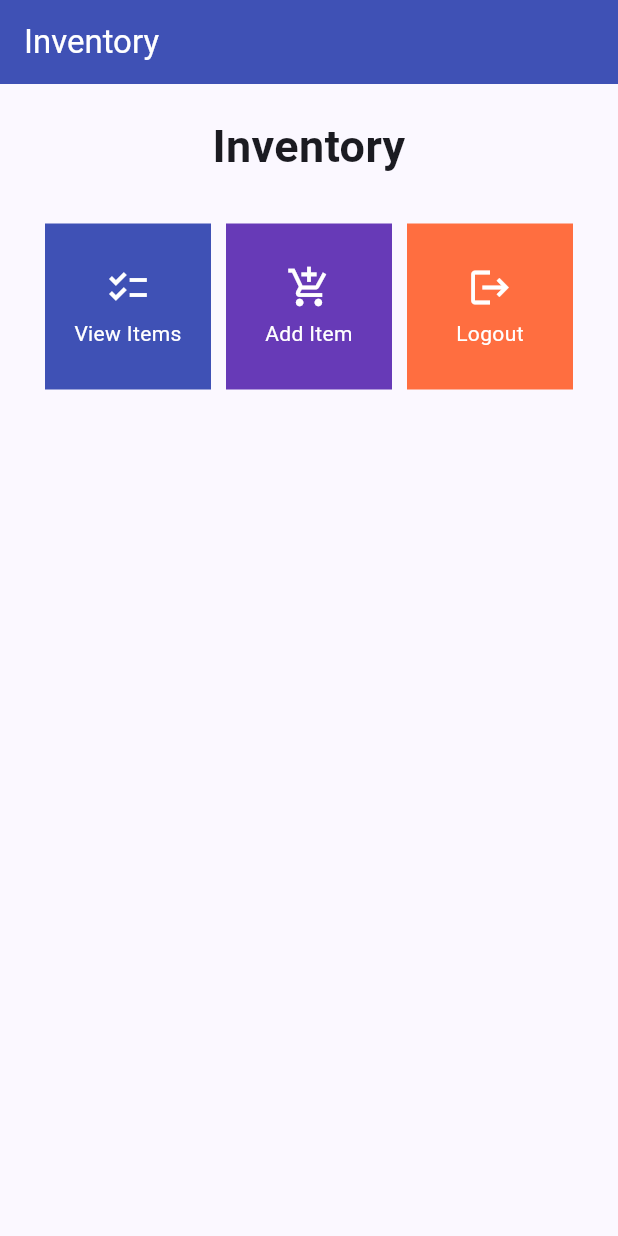
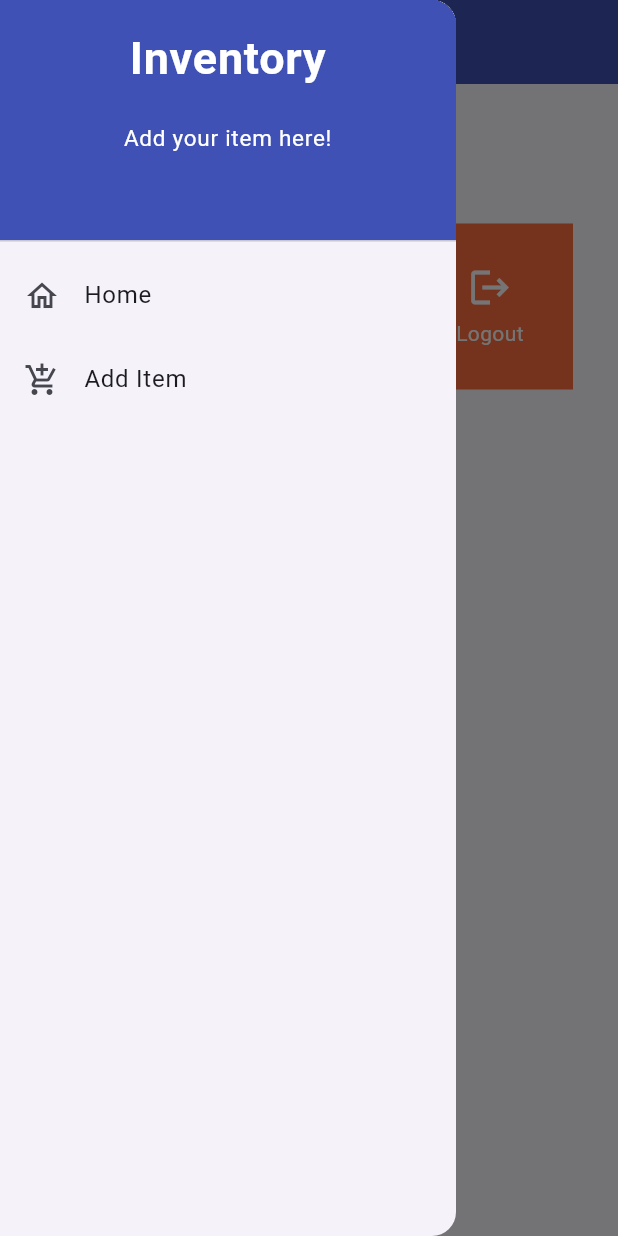
Before and after one commit to HezBoomin/inventory-mobile, a Flutter app: the screen it shows after launch, with the side drawer open (before the commit the screen has no drawer), on a phone screen of 412 x 824 dp. Run offline on Flutter 3.47's test engine with Material 2 defaults, Android fonts, the phone set to English and light mode, and no system bars.

Commit message:
Completed Assignment 8

```diff
--- a/lib/main.dart
+++ b/lib/main.dart
@@ -1,5 +1,5 @@
 import 'package:flutter/material.dart';
-import 'package:inventory/menu.dart';
+import 'package:inventory/screens/menu.dart';
 
 void main() {
   runApp(const MyApp());
--- a/lib/menu.dart
+++ b/lib/screens/menu.dart
@@ -1,21 +1,15 @@
 import 'package:flutter/material.dart';
-
-class ShopItem {
-    final String name;
-    final IconData icon;
-    final Color cardColor;
-
-    ShopItem(this.name, this.icon, this.cardColor);
-}
+import 'package:inventory/widgets/left_drawer.dart';
+import 'package:inventory/widgets/item_card.dart';
 
 class MyHomePage extends StatelessWidget {
   MyHomePage({Key? key}) : super(key: key);
 
   final List<ShopItem> items = [
-      ShopItem("View Items", Icons.checklist ,Colors.indigo),
-      ShopItem("Add Item", Icons.add_shopping_cart,Colors.deepPurple),
-      ShopItem("Logout", Icons.logout, Colors.deepOrangeAccent),
-   ];
+    ShopItem("View Items", Icons.checklist, Colors.indigo),
+    ShopItem("Add Item", Icons.add_shopping_cart, Colors.deepPurple),
+    ShopItem("Logout", Icons.logout, Colors.deepOrangeAccent),
+  ];
   // This widget is the home page of your application. It is stateful, meaning
   // that it has a State object (defined below) that contains fields that affect
   // how it looks.
@@ -30,10 +24,12 @@ class MyHomePage extends StatelessWidget {
     return Scaffold(
       appBar: AppBar(
         title: const Text(
-          'Inventory', style: TextStyle(color:Colors.white),
+          'Inventory',
         ),
-
+        backgroundColor: Colors.indigo,
+        foregroundColor: Colors.white,
       ),
+      drawer: const LeftDrawer(),
       body: SingleChildScrollView(
         // Scrolling wrapper widget
         child: Padding(
@@ -74,48 +70,3 @@ class MyHomePage extends StatelessWidget {
     );
   }
 }
-
-class ShopCard extends StatelessWidget {
-    final ShopItem item;
-
-    const ShopCard(this.item, {super.key}); // Constructor
-
-    @override
-    Widget build(BuildContext context) {
-      return Material(
-        color: item.cardColor,
-        child: InkWell(
-          // Responsive touch area
-          onTap: () {
-            // Show a SnackBar when clicked
-            ScaffoldMessenger.of(context)
-              ..hideCurrentSnackBar()
-              ..showSnackBar(SnackBar(
-                  content: Text("You pressed the ${item.name} button!")));
-          },
-          child: Container(
-            // Container to hold Icon and Text
-            padding: const EdgeInsets.all(8),
-            child: Center(
-              child: Column(
-                mainAxisAlignment: MainAxisAlignment.center,
-                children: [
-                  Icon(
-                    item.icon,
-                    color: Colors.white,
-                    size: 30.0,
-                  ),
-                  const Padding(padding: EdgeInsets.all(3)),
-                  Text(
-                    item.name,
-                    textAlign: TextAlign.center,
-                    style: const TextStyle(color: Colors.white),
-                  ),
-                ],
-              ),
-            ),
-          ),
-        ),
-      );
-    }
-}
--- /dev/null
+++ b/lib/widgets/item_card.dart
@@ -0,0 +1,62 @@
+import 'package:flutter/material.dart';
+import 'package:inventory/screens/item_form.dart';
+
+class ShopItem {
+  final String name;
+  final IconData icon;
+  final Color cardColor;
+
+  ShopItem(this.name, this.icon, this.cardColor);
+}
+
+class ShopCard extends StatelessWidget {
+  final ShopItem item;
+
+  const ShopCard(this.item, {super.key}); // Constructor
+
+  @override
+  Widget build(BuildContext context) {
+    return Material(
+      color: item.cardColor,
+      child: InkWell(
+        // Responsive touch area
+        onTap: () {
+          // Show a SnackBar when clicked
+          ScaffoldMessenger.of(context)
+            ..hideCurrentSnackBar()
+            ..showSnackBar(SnackBar(
+                content: Text("You pressed the ${item.name} button!")));
+          if (item.name == "Add Item") {
+            Navigator.push(
+                context,
+                MaterialPageRoute(
+                  builder: (context) => const ShopFormPage(),
+                ));
+          }
+        },
+        child: Container(
+          // Container to hold Icon and Text
+          padding: const EdgeInsets.all(8),
+          child: Center(
+            child: Column(
+              mainAxisAlignment: MainAxisAlignment.center,
+              children: [
+                Icon(
+                  item.icon,
+                  color: Colors.white,
+                  size: 30.0,
+                ),
+                const Padding(padding: EdgeInsets.all(3)),
+                Text(
+                  item.name,
+                  textAlign: TextAlign.center,
+                  style: const TextStyle(color: Colors.white),
+                ),
+              ],
+            ),
+          ),
+        ),
+      ),
+    );
+  }
+}
--- /dev/null
+++ b/lib/widgets/left_drawer.dart
@@ -0,0 +1,69 @@
+import 'package:flutter/material.dart';
+import 'package:inventory/screens/menu.dart';
+import 'package:inventory/screens/item_form.dart';
+
+class LeftDrawer extends StatelessWidget {
+  const LeftDrawer({super.key});
+
+  @override
+  Widget build(BuildContext context) {
+    return Drawer(
+      child: ListView(
+        children: [
+          const DrawerHeader(
+            decoration: BoxDecoration(
+              color: Colors.indigo,
+            ),
+            child: Column(
+              children: [
+                Text(
+                  'Inventory',
+                  textAlign: TextAlign.center,
+                  style: TextStyle(
+                    fontSize: 30,
+                    fontWeight: FontWeight.bold,
+                    color: Colors.white,
+                  ),
+                ),
+                Padding(padding: EdgeInsets.all(10)),
+                Text(
+                  "Add your item here!",
+                  textAlign: TextAlign.center,
+                  style: TextStyle(
+                    fontSize: 15,
+                    fontWeight: FontWeight.normal,
+                    color: Colors.white,
+                  ),
+                ),
+              ],
+            ),
+          ),
+          ListTile(
+            leading: const Icon(Icons.home_outlined),
+            title: const Text('Home'),
+            // redirect to MyHomePage
+            onTap: () {
+              Navigator.pushReplacement(
+                  context,
+                  MaterialPageRoute(
+                    builder: (context) => MyHomePage(),
+                  ));
+            },
+          ),
+          ListTile(
+            leading: const Icon(Icons.add_shopping_cart),
+            title: const Text('Add Item'),
+            // redirect to ShopFormPage
+            onTap: () {
+              Navigator.pushReplacement(
+                  context,
+                  MaterialPageRoute(
+                    builder: (context) => const ShopFormPage(),
+                  ));
+            },
+          ),
+        ],
+      ),
+    );
+  }
+}
```
Also changed, not shown: lib/screens/item_form.dart (added, +161 -0 lines), 1 other file.
